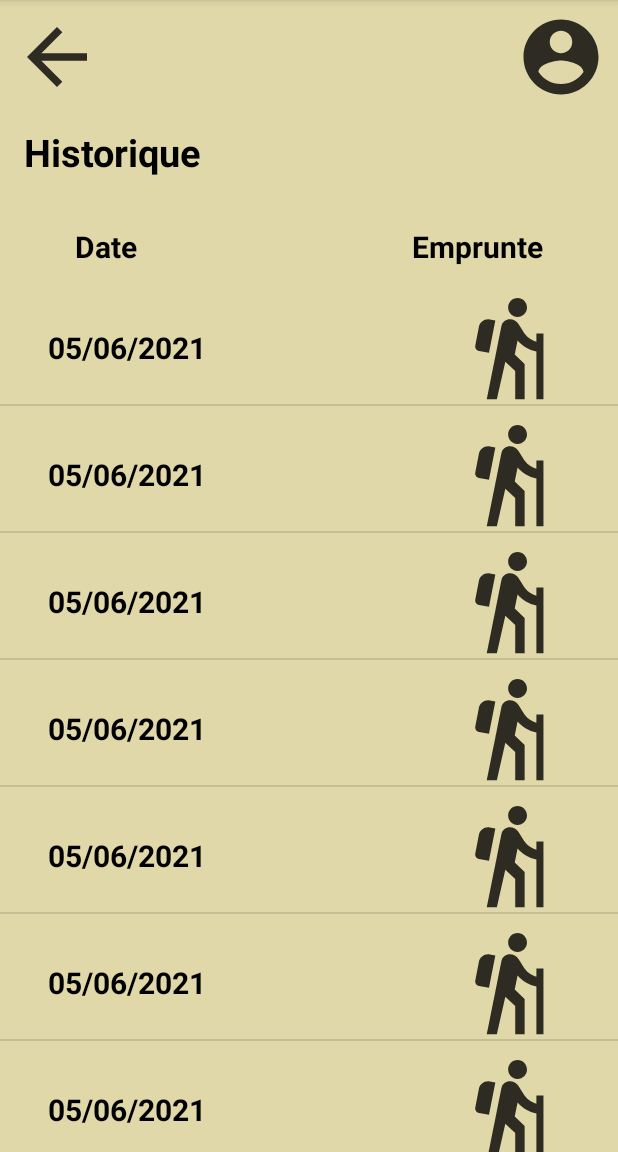
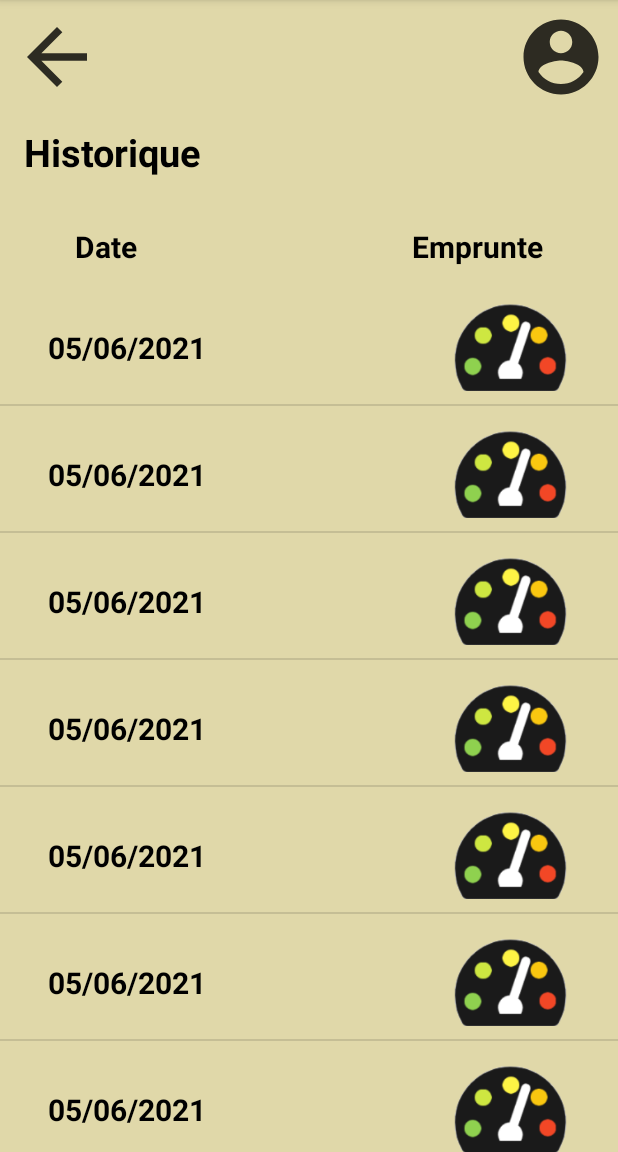
Before and after one commit to gabrielMenard/ApplicationEpicerie, an Android app: the Historique screen opened directly, with no data from a screen before it, on a phone screen of 412 x 824 dp, the part 84-1236 px from its top. Run offline under Robolectric (Android 15) with nearby library versions, the phone set to English and light mode, and no system bars.

Commit message:
emprunte

```diff
--- a/devoir4/app/src/main/java/com/example/devoir4/Historique.java
+++ b/devoir4/app/src/main/java/com/example/devoir4/Historique.java
@@ -18,7 +18,7 @@ public class Historique extends AppCompatActivity {
 
     RecyclerView recyclerView;
     String[] dates;
-    int[] empruntes = new int[] {R.drawable.impact_temp,R.drawable.impact_temp,R.drawable.impact_temp,R.drawable.impact_temp,R.drawable.impact_temp,R.drawable.impact_temp,R.drawable.impact_temp,R.drawable.impact_temp,R.drawable.impact_temp,R.drawable.impact_temp};
+    int[] empruntes = new int[] {R.drawable.emprunte,R.drawable.emprunte,R.drawable.emprunte,R.drawable.emprunte,R.drawable.emprunte,R.drawable.emprunte,R.drawable.emprunte,R.drawable.emprunte,R.drawable.emprunte,R.drawable.emprunte};
 
     ImageView profile;
     ImageView b_back;
--- a/devoir4/app/src/main/java/com/example/devoir4/Panier.java
+++ b/devoir4/app/src/main/java/com/example/devoir4/Panier.java
@@ -18,7 +18,7 @@ public class Panier extends AppCompatActivity {
     RecyclerView recyclerView;
     String[] noms;
     int[] imageProduit = new int[] {R.drawable.image_temp, R.drawable.image_temp, R.drawable.image_temp, R.drawable.image_temp, R.drawable.image_temp, R.drawable.image_temp, R.drawable.image_temp, R.drawable.image_temp, R.drawable.image_temp, R.drawable.image_temp};
-    int[] empruntes = new int[] {R.drawable.impact_temp,R.drawable.impact_temp,R.drawable.impact_temp,R.drawable.impact_temp,R.drawable.impact_temp,R.drawable.impact_temp,R.drawable.impact_temp,R.drawable.impact_temp,R.drawable.impact_temp,R.drawable.impact_temp};
+    int[] empruntes = new int[] {R.drawable.emprunte,R.drawable.emprunte,R.drawable.emprunte,R.drawable.emprunte,R.drawable.emprunte,R.drawable.emprunte,R.drawable.emprunte,R.drawable.emprunte,R.drawable.emprunte,R.drawable.emprunte};
     ImageView b_back;
 
     @Override
--- a/devoir4/app/src/main/res/layout/activity_resultat_choisi.xml
+++ b/devoir4/app/src/main/res/layout/activity_resultat_choisi.xml
@@ -88,7 +88,7 @@
         android:layout_width="125dp"
         android:layout_height="117dp"
         android:layout_marginTop="32dp"
-        android:src="@drawable/impact_temp"
+        android:src="@drawable/emprunte"
         app:layout_constraintEnd_toEndOf="parent"
         app:layout_constraintStart_toStartOf="parent"
         app:layout_constraintTop_toBottomOf="@+id/textView9" />
```
Also changed, not shown: devoir4/app/src/main/res/drawable/emprunte.png (added).
